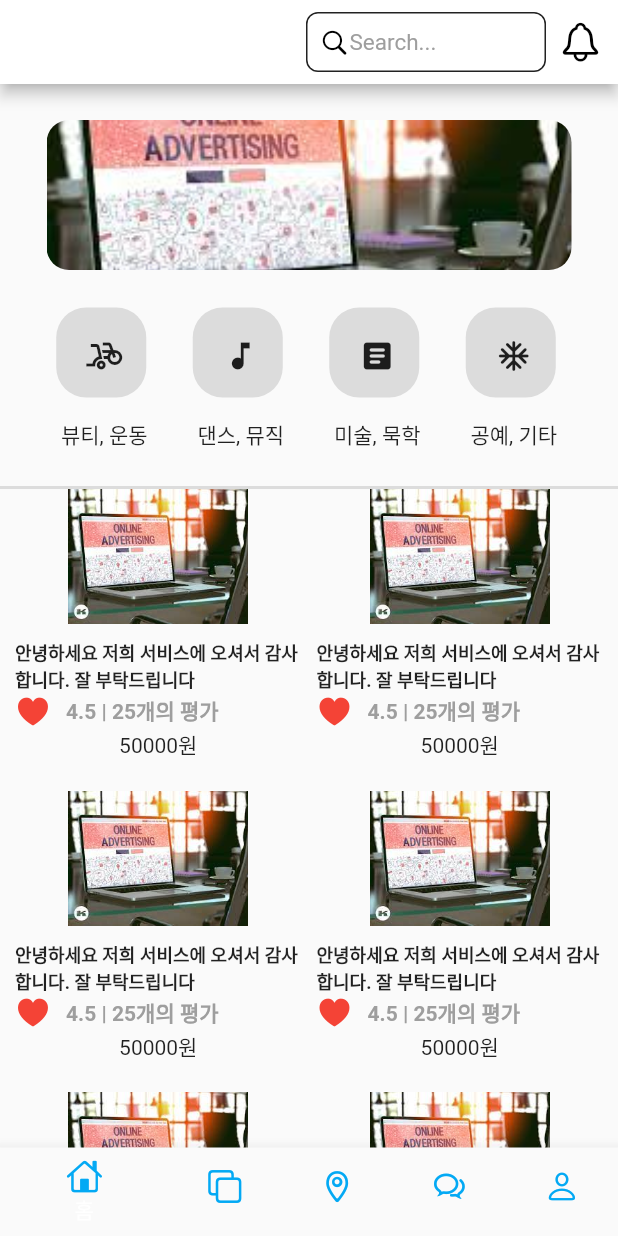
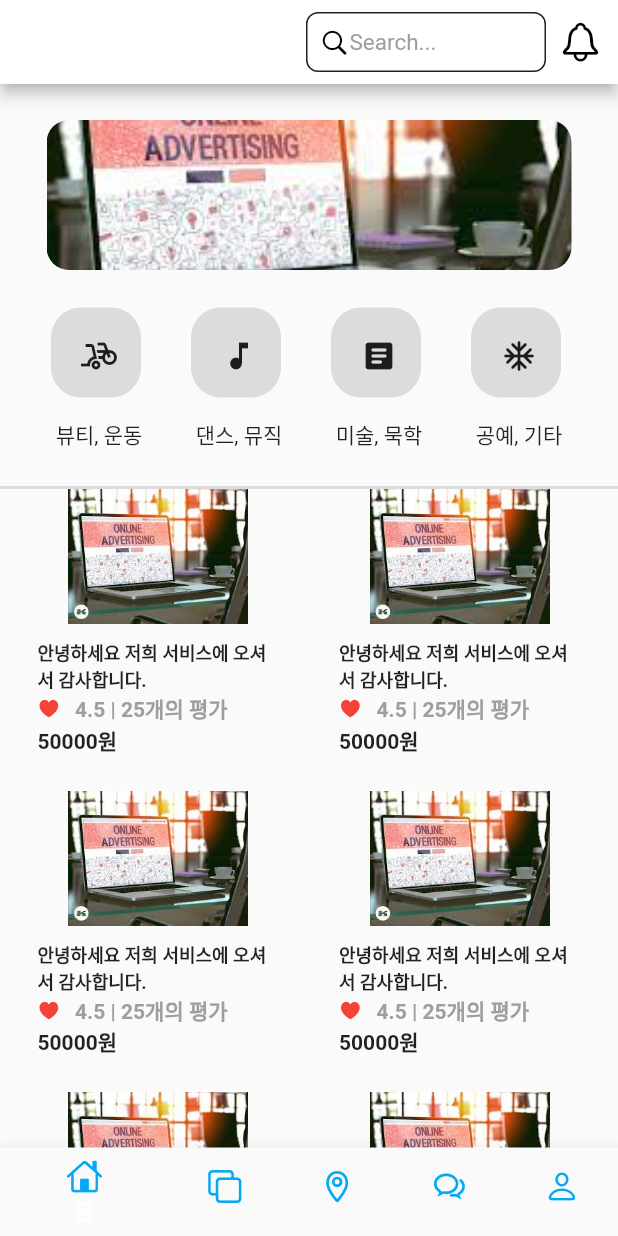
Before and after one commit to jungchungsub/FinalProject_Front, a Flutter app: the screen it shows after launch, on a phone screen of 412 x 824 dp. Run offline on Flutter 3.47's test engine with Material 2 defaults, Android fonts, the phone set to English and light mode, and no system bars.

Commit message:
메인화면 1차와뇰

```diff
--- a/lib/pages/main/home/components/home_header.dart
+++ b/lib/pages/main/home/components/home_header.dart
@@ -28,7 +28,7 @@ class HomeHeader extends StatelessWidget {
 
   Row _buildRow() {
     return Row(
-      mainAxisAlignment: MainAxisAlignment.spaceAround,
+      mainAxisAlignment: MainAxisAlignment.spaceBetween,
       children: [
         Column(
           children: [
--- a/lib/pages/main/home/home_page.dart
+++ b/lib/pages/main/home/home_page.dart
@@ -56,15 +56,22 @@ class HomePage extends StatelessWidget {
           ),
         ],
       ),
-      body: Column(
-        children: [
-          HomeHeader(),
+      body: NestedScrollView(
+        headerSliverBuilder: (context, innerBoxIsScrolled) {
+          return [
+            SliverList(
+                delegate: SliverChildListDelegate([
+              Container(
+                child: HomeHeader(),
+              ),
               Container(
                 color: Colors.black12,
                 height: 2,
               ),
-          Expanded(child: _buildTabBarView()),
-        ],
+            ]))
+          ];
+        },
+        body: _buildTabBarView(),
       ),
     );
   }
@@ -80,17 +87,19 @@ class HomePage extends StatelessWidget {
           ),
           itemCount: 10,
           itemBuilder: (context, index) {
-            return Column(
+            return Padding(
+              padding: const EdgeInsets.only(left: 15, right: 15),
+              child: Column(
                 children: [
                   Image.asset("assets/home1.jpg", height: 90),
                   SizedBox(height: 10),
                   Text(
-                  "안녕하세요 저희 서비스에 오셔서 감사합니다. 잘 부탁드립니다",
+                    "안녕하세요 저희 서비스에 오셔서 감사합니다. ",
                     style: TextStyle(fontSize: 12, fontWeight: FontWeight.bold),
                   ),
                   Row(
                     children: [
-                    Icon(CupertinoIcons.heart_fill, color: Colors.red),
+                      Icon(CupertinoIcons.heart_fill, color: Colors.red, size: 15),
                       SizedBox(width: 10),
                       Text(
                         "4.5 | 25개의 평가",
@@ -98,8 +107,16 @@ class HomePage extends StatelessWidget {
                       ),
                     ],
                   ),
-                Text("50000원"),
+                  Row(
+                    children: [
+                      Text(
+                        "50000원",
+                        style: TextStyle(fontWeight: FontWeight.bold),
+                      ),
                     ],
+                  ),
+                ],
+              ),
             );
           }),
     );
```
Also changed, not shown: lib/pages/class/detail/detail_Page.dart (added), lib/pages/class/insert/insert_page.dart (added), lib/pages/class/update/update_page.dart (added), lib/pages/detail/coupon/coupon_page.dart (added), lib/pages/detail/profile_insert/profile_insert_page.dart (added), lib/pages/detail/service/service_page.dart (added), lib/pages/purchase/card/card_page.dart (added), lib/pages/purchase/inform/inform_page.dart (added). Lines whose indentation alone changed are shown as unchanged.
